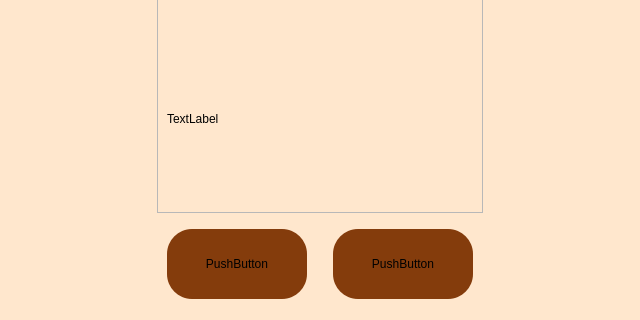
The window that resultdialog.ui (aabbo/Qtprogram) describes before a commit, drawn with Qt 5; both pictures show x 0 to 640 and y 160 to 480 of the 640 by 480 pixel window.
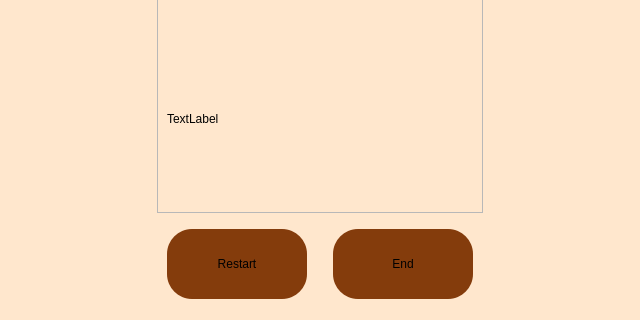
The same window after the commit.

Commit message: add restart func

Diff of the .ui file:
```diff
--- a/resultdialog.ui
+++ b/resultdialog.ui
@@ -106,14 +106,14 @@
        <item>
         <widget class="QPushButton" name="restart_button">
          <property name="text">
-          <string>PushButton</string>
+          <string>Restart</string>
          </property>
         </widget>
        </item>
        <item>
         <widget class="QPushButton" name="end_button">
          <property name="text">
-          <string>PushButton</string>
+          <string>End</string>
          </property>
         </widget>
        </item>
```
The commit also changes 8 other files.
